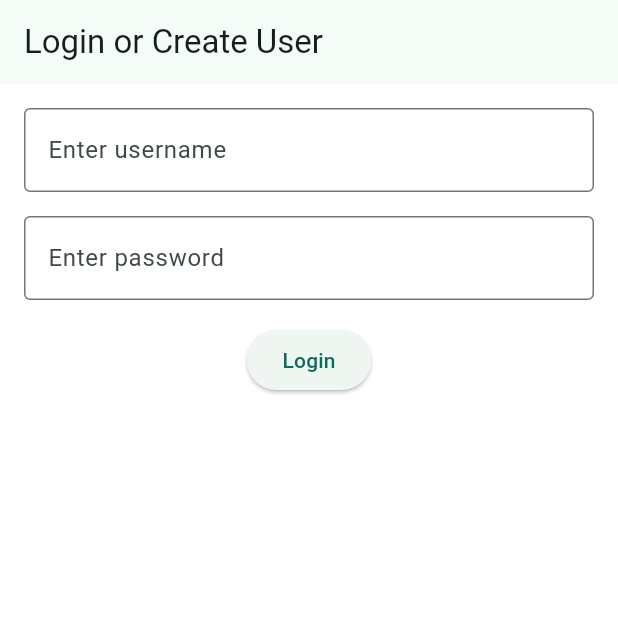
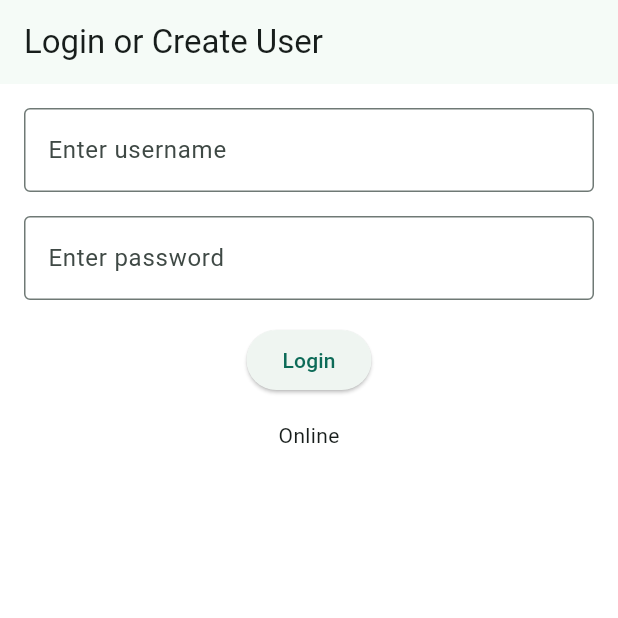
Before and after one commit to ninjamike1211/PaddlePals, a Flutter app: the screen it shows after launch, on a phone screen of 412 x 824 dp, the top half of it. Run offline on Flutter 3.47's test engine with Material 3 defaults, Android fonts, the phone set to English and light mode, and no system bars; our stand-ins replace connectivity_plus, permission_handler; missing offline and left inert: flutter_reactive_ble.

```diff
--- a/pickle_app/lib/main.dart
+++ b/pickle_app/lib/main.dart
@@ -5,6 +5,7 @@ import 'package:flutter_reactive_ble/flutter_reactive_ble.dart';
 import 'dart:async';
 import 'package:permission_handler/permission_handler.dart';
 import 'package:provider/provider.dart';
+import 'package:connectivity_plus/connectivity_plus.dart';
 
 
 void main() {
@@ -657,6 +658,40 @@ class Game {
   }
 
 }
+
+class ConnectivityCheck {
+  static final ConnectivityCheck _instance = ConnectivityCheck._internal();
+  factory ConnectivityCheck() => _instance;
+  ConnectivityCheck._internal(){
+    _init();
+  }
+
+  final _connectivity = Connectivity();
+  final ValueNotifier<bool> isOnline = ValueNotifier(true);
+
+  void _init() {
+    _connectivity.onConnectivityChanged.listen((result){
+      if(result == ConnectivityResult.none){
+        isOnline.value = false;
+      }
+      else{
+        isOnline.value = true;
+      }
+    });
+    _checkInitStatus();
+  }
+
+  void _checkInitStatus() async {
+    var result = await _connectivity.checkConnectivity();
+    if(result == ConnectivityResult.none){
+      isOnline.value = false;
+    }
+    else{
+      isOnline.value = true;
+    }
+  }
+}
+
 
 class MyTextEntryWidget extends StatefulWidget {
   @override
@@ -1546,6 +1581,7 @@ class LoginPage extends StatefulWidget{
 }
 
 class _LoginPageState extends State<LoginPage> {
+  final internetConnection = ConnectivityCheck();
 
   @override
   Widget build(BuildContext context){
@@ -1557,6 +1593,12 @@ class _LoginPageState extends State<LoginPage> {
         child: Column(
           children: [
             MyTextEntryWidget(),
+            ValueListenableBuilder(
+                valueListenable: internetConnection.isOnline,
+                builder: (context, online, _){
+                  return online ? Text("Online") : Text("Offline");
+                }
+            )
           ],
         ),
       ),
--- a/pickle_app/pubspec.yaml
+++ b/pickle_app/pubspec.yaml
@@ -14,6 +14,10 @@ dependencies:
   http: ^1.3.0
   flutter_reactive_ble: ^5.2.0
   permission_handler: ^11.0.0
+  connectivity_plus: ^6.0.3
+  hive: ^2.2.3
+  hive_flutter: ^1.1.0
+  path_provider: ^2.1.2
 
 
 dev_dependencies:
```
Also changed, not shown: pickle_app/pubspec.lock, 3 other files.
